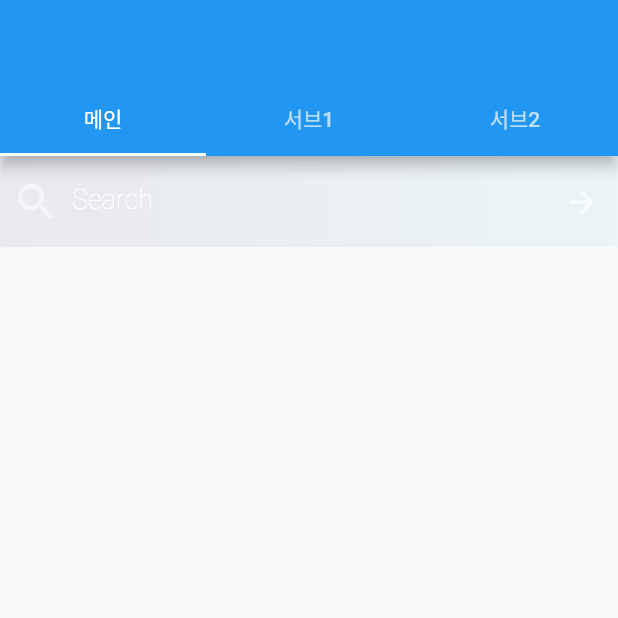
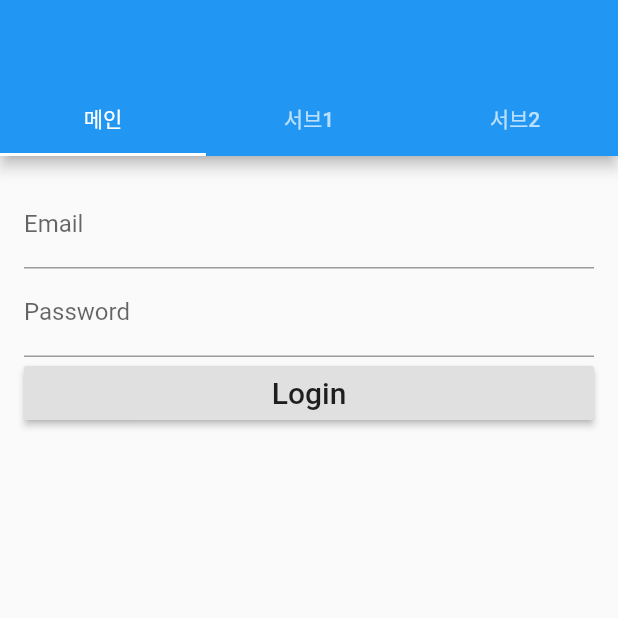
Before and after one commit to shicmts/flutter_sample_app, a Flutter app: the screen it shows after launch, on a phone screen of 412 x 824 dp, the top half of it. Run offline on Flutter 3.47's test engine with Material 2 defaults, Android fonts, the light colour scheme and no system bars; our stand-ins replace webview_flutter.

Commit message:
#2 로그인 화면 구성

```diff
--- a/flutter_sample_app/lib/view/page/home/home_tab_main.dart
+++ b/flutter_sample_app/lib/view/page/home/home_tab_main.dart
@@ -1,4 +1,7 @@
 import 'package:flutter/material.dart';
+import 'package:flutter/services.dart';
+
+import 'src/login_page.dart';
 
 /// 여긴 뭐할까
 /// 네이티브 호출하기 네이티브에 값 저장하기 ! AOS Room 사용
@@ -6,76 +9,92 @@ import 'package:flutter/material.dart';
 /// 2. 로컬에 저장
 /// 3. 리스트로 보이기
 /// 4. 로컬로 푸시 보내보기
-class HomeTabMain extends StatelessWidget {
-  const HomeTabMain({Key? key}) : super(key: key);
+// class HomeTabMain extends StatelessWidget {
+//   // Widget build(BuildContext context) {
+//   //   return MaterialApp(
+//   //     home: LoginPage(),
+//   //   );
+//   // }
+
+//   // @override
+//   // Widget build(BuildContext context) {
+//   //   final searchTextController = TextEditingController();
+
+//   //   return SingleChildScrollView(
+//   //       child: SafeArea(
+//   //           child: Column(
+//   //     crossAxisAlignment: CrossAxisAlignment.center,
+//   //     children: [
+//   //       // TextField
+//   //       Container(
+//   //         decoration: const BoxDecoration(
+//   //           gradient: LinearGradient(
+//   //             colors: [
+//   //               Color(0x1e6b66a6),
+//   //               Color(0x1e75d1dd),
+//   //             ],
+//   //           ),
+//   //         ),
+//   //         child: TextField(
+//   //           style: const TextStyle(
+//   //             color: Colors.white,
+//   //             fontSize: 18,
+//   //             fontWeight: FontWeight.w300,
+//   //           ),
+//   //           controller: searchTextController,
+//   //           decoration: InputDecoration(
+//   //             prefixIcon: const Icon(
+//   //               Icons.search_outlined,
+//   //               color: Colors.white54,
+//   //               size: 32,
+//   //             ),
+//   //             suffixIcon: IconButton(
+//   //               onPressed: () {},
+//   //               icon: const Icon(
+//   //                 Icons.arrow_forward,
+//   //                 color: Colors.white60,
+//   //               ),
+//   //             ),
+//   //             filled: true,
+//   //             fillColor: Colors.transparent,
+//   //             enabledBorder: const OutlineInputBorder(
+//   //               borderSide: BorderSide(
+//   //                 color: Colors.white38,
+//   //                 width: 0.0,
+//   //               ),
+//   //             ),
+//   //             label: const Text(
+//   //               'Search',
+//   //               style: TextStyle(
+//   //                 color: Colors.white,
+//   //                 fontWeight: FontWeight.w100,
+//   //                 fontSize: 18,
+//   //               ),
+//   //             ),
+//   //           ),
+//   //         ),
+//   //       ),
+//   //       const SizedBox(
+//   //         height: 20,
+//   //       ),
+//   //     ],
+//   //   )));
+//   // }
+// }
+
+class HomeTabMain extends StatefulWidget {
+  HomeTabSub1State createState() => HomeTabSub1State();
+}
+
+class HomeTabSub1State extends State<HomeTabMain> {
+  @override
+  void initState() {
+    super.initState();
+  }
 
   @override
   Widget build(BuildContext context) {
-    final searchTextController = TextEditingController();
-
-    return SingleChildScrollView(
-      child: SafeArea(
-        child: Column(
-          crossAxisAlignment: CrossAxisAlignment.center,
-          children: [
-            // TextField
-            Container(
-              decoration: const BoxDecoration(
-                gradient: LinearGradient(
-                  colors: [
-                    Color(0x1e6b66a6),
-                    Color(0x1e75d1dd),
-                  ],
-                ),
-              ),
-              child: TextField(
-                  style: const TextStyle(
-                  color: Colors.white,
-                  fontSize: 18,
-                  fontWeight: FontWeight.w300,
-                ),
-                controller: searchTextController,
-                decoration: InputDecoration(
-                  prefixIcon: const Icon(
-                    Icons.search_outlined,
-                    color: Colors.white54,
-                    size: 32,
-                  ),
-                  suffixIcon: IconButton(
-                    onPressed: () {},
-                    icon: const Icon(
-                      Icons.arrow_forward,
-                      color: Colors.white60,
-                    ),
-                  ),
-                  filled: true,
-                  fillColor: Colors.transparent,
-                  enabledBorder: const OutlineInputBorder(
-                    borderSide: BorderSide(
-                      color: Colors.white38,
-                      width: 0.0,
-                    ),
-                  ),
-                  label: const Text(
-                    'Search',
-                    style: TextStyle(
-                      color: Colors.white,
-                      fontWeight: FontWeight.w100,
-                      fontSize: 18,
-                    ),
-                  ),
-                ),
-              ),
-            ),
-            const SizedBox(
-              height: 20,
-            ),
-
-          ],
-        )
-      )
-    );
+    return Scaffold(body: LoginPage() //웹 뷰 나오는 애니메이션 효과(서서히)
+        );
   }
-
-
 }
--- a/flutter_sample_app/lib/view/page/home/home_tab_sub1.dart
+++ b/flutter_sample_app/lib/view/page/home/home_tab_sub1.dart
@@ -13,14 +13,14 @@ class HomeTabSub1State extends State<HomeTabSub1> {
   @override
   void initState() {
     super.initState();
-    // Enable virtual display.
+    // 웹 뷰 실행
     if (Platform.isAndroid) WebView.platform = AndroidWebView();
   }
 
   @override
   Widget build(BuildContext context) {
     return Scaffold(
-      body: const WebViewStack(),
+      body: const WebViewStack(), //웹 뷰 나오는 애니메이션 효과(서서히)
     );
   }
 }
--- /dev/null
+++ b/flutter_sample_app/lib/view/page/home/src/login_page.dart
@@ -0,0 +1,60 @@
+import 'package:flutter/material.dart';
+
+class LoginPage extends StatefulWidget {
+  @override
+  _LoginPageState createState() => _LoginPageState();
+}
+
+class _LoginPageState extends State<LoginPage> {
+  final formKey = new GlobalKey<FormState>(); //하단 메세지 키
+
+  late String _email;
+  late String _password;
+
+  void validateAndSave() {
+    final form = formKey.currentState;
+    if (form!.validate()) {
+      form.save();
+      print('Form is valid Email: $_email, password: $_password');
+    } else {
+      print('Form is invalid Email: $_email, password: $_password');
+    }
+  }
+
+  @override
+  Widget build(BuildContext context) {
+    return Scaffold(
+      body: Container(
+        padding: EdgeInsets.all(16),
+        child: Form(
+          key: formKey,
+          child: Column(
+            crossAxisAlignment: CrossAxisAlignment.stretch,
+            children: <Widget>[
+              TextFormField(
+                decoration: InputDecoration(labelText: 'Email'),
+                validator: (value) =>
+                    value!.isEmpty ? 'Email can\'t be empty' : null,
+                onSaved: (value) => _email = value!,
+              ),
+              TextFormField(
+                obscureText: true,
+                decoration: InputDecoration(labelText: 'Password'),
+                validator: (value) =>
+                    value!.isEmpty ? 'Password can\'t be empty' : null,
+                onSaved: (value) => _password = value!,
+              ),
+              RaisedButton(
+                child: Text(
+                  'Login',
+                  style: TextStyle(fontSize: 20.0),
+                ),
+                onPressed: validateAndSave,
+              ),
+            ],
+          ),
+        ),
+      ),
+    );
+  }
+}
```
